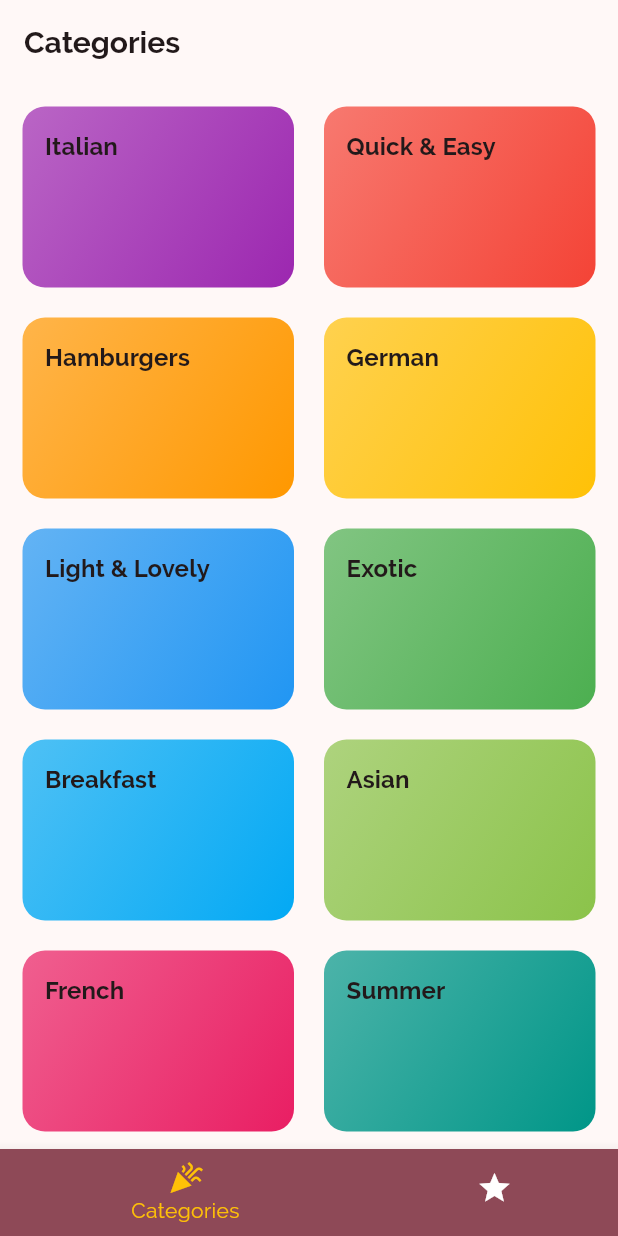
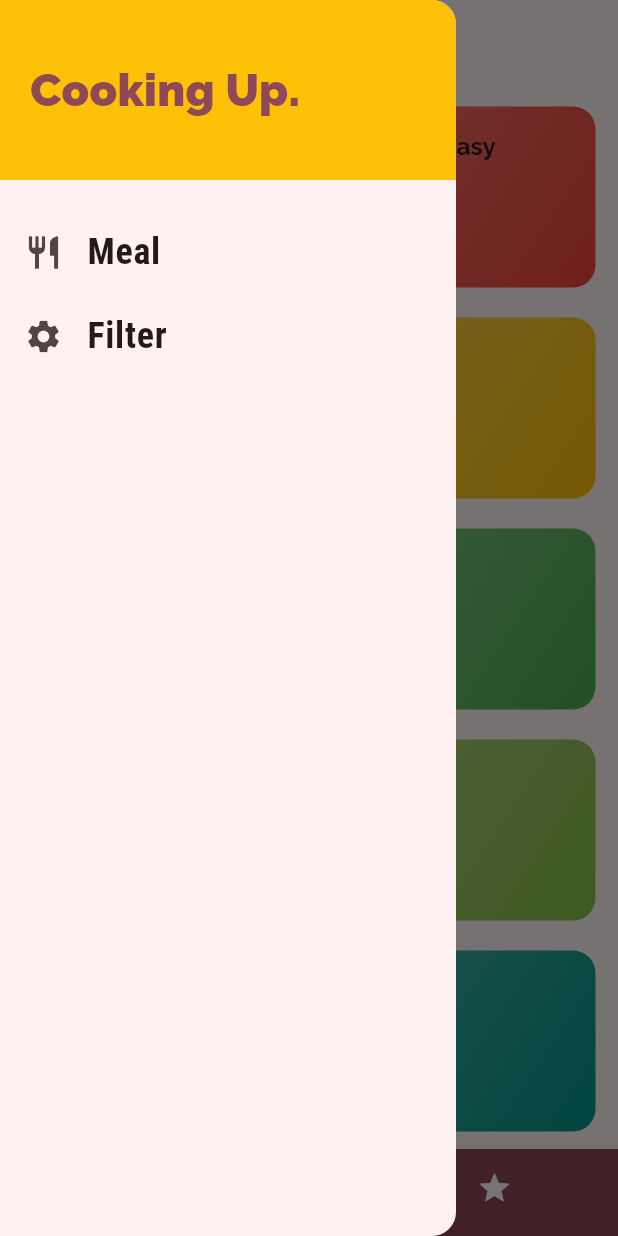
Before and after one commit to flexxy-07/NavvyMeals, a Flutter app: the screen it shows after launch, with the side drawer open (before the commit the screen has no drawer), on a phone screen of 412 x 824 dp. Run offline on Flutter 3.47's test engine with Material 3 defaults, Android fonts, the phone set to English and light mode, and no system bars.

Commit message:
Added the left side drawer

```diff
--- /dev/null
+++ b/lib/main_drawer.dart
@@ -0,0 +1,48 @@
+import 'package:flutter/material.dart';
+
+class MainDrawer extends StatelessWidget {
+  const MainDrawer({super.key});
+
+  Widget buildListTile(String title, IconData icon) {
+    return ListTile(
+      leading: Icon(icon, size: 26),
+      title: Text(
+        title,
+        style: TextStyle(
+          fontFamily: 'RobotoCondensed',
+          fontSize: 24,
+          fontWeight: FontWeight.bold,
+        ),
+      ),
+      onTap: () => (),
+    );
+  }
+
+  @override
+  Widget build(BuildContext context) {
+    return Drawer(
+      child: Column(
+        children: [
+          Container(
+            height: 120,
+            width: double.infinity,
+            padding: EdgeInsets.all(20),
+            alignment: Alignment.centerLeft,
+            color: Theme.of(context).colorScheme.secondary,
+            child: Text(
+              'Cooking Up.',
+              style: TextStyle(
+                fontWeight: FontWeight.w900,
+                fontSize: 30,
+                color: Theme.of(context).primaryColor,
+              ),
+            ),
+          ),
+          SizedBox(height: 20),
+          buildListTile('Meal', Icons.restaurant),
+          buildListTile('Filter', Icons.settings),
+        ],
+      ),
+    );
+  }
+}
--- a/lib/tabs_screen.dart
+++ b/lib/tabs_screen.dart
@@ -1,6 +1,7 @@
 import 'package:flutter/material.dart';
 import 'package:tastynav_cuisines/categories_screen.dart';
 import 'package:tastynav_cuisines/favourite_screen.dart';
+import 'package:tastynav_cuisines/main_drawer.dart';
 
 class TabsScreen extends StatefulWidget {
   @override
@@ -24,6 +25,7 @@ class _TabsScreenState extends State<TabsScreen> {
   Widget build(BuildContext context) {
     return Scaffold(
       appBar: AppBar(title: Text(_pages[_selectedPageIndex]['title'] as String)),
+      drawer: MainDrawer(),
       body: _pages[_selectedPageIndex]['page'] as Widget,
       bottomNavigationBar: BottomNavigationBar(
         onTap: _selectPage,
```
